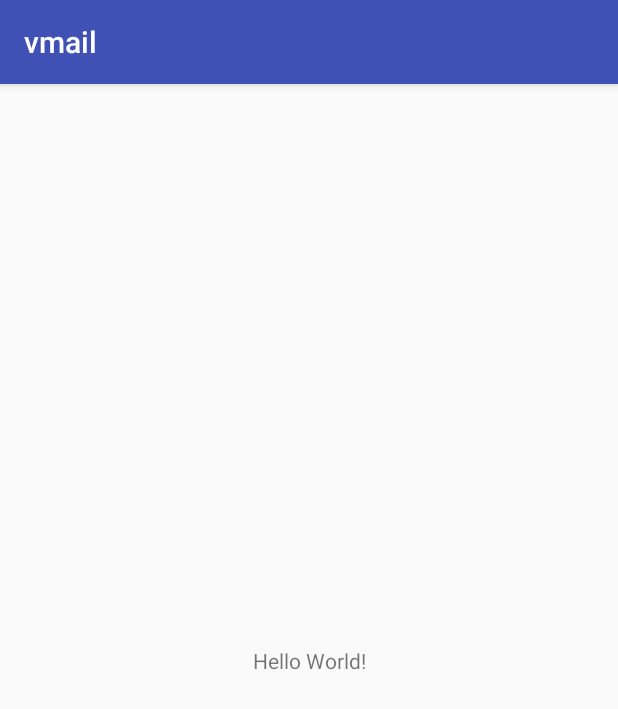
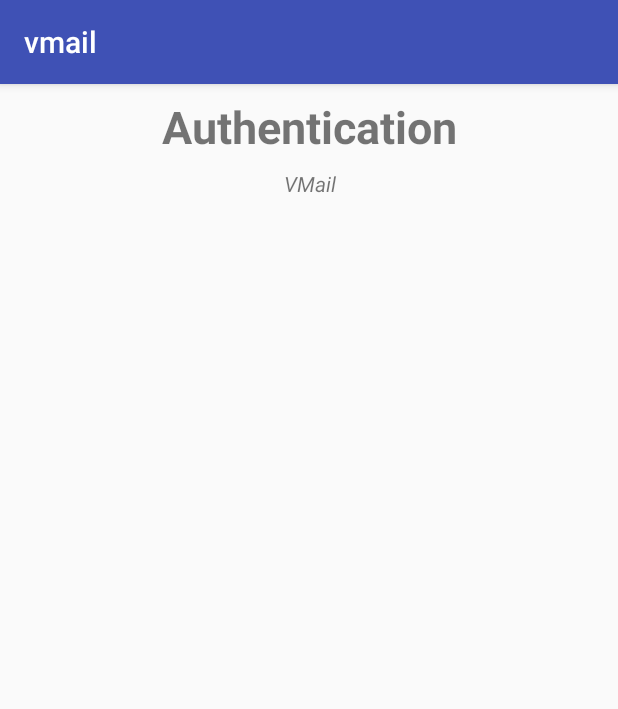
Before and after one commit to valkzer/vmail, an Android app: the screen it shows after launch (MainActivity), on a phone screen of 412 x 824 dp. Shown: the top 709 px of the screen. Run offline under Robolectric (Android 15) with nearby library versions, the phone set to English and light mode, and no system bars; libraries missing offline, so code that uses them is left out: com.microsoft.windowsazure; 2 statements that could not run were skipped.

Commit message:
Changes: Complete facebook auth First version of register email Mock screen for unread emails Small refactor for Azure integration

```diff
--- a/app/build.gradle
+++ b/app/build.gradle
@@ -24,6 +24,8 @@ dependencies {
     androidTestCompile('com.android.support.test.espresso:espresso-core:2.2.2', {
         exclude group: 'com.android.support', module: 'support-annotations'
     })
+
+
     compile 'com.android.support:appcompat-v7:26.+'
     compile 'com.android.support.constraint:constraint-layout:1.0.2'
     compile 'com.google.code.gson:gson:2.3'
@@ -31,7 +33,6 @@ dependencies {
     compile 'com.squareup.okhttp:okhttp:2.5.0'
     compile 'com.microsoft.azure:azure-mobile-android:3.2.0@aar'
     compile 'com.microsoft.azure:azure-notifications-handler:1.0.1@jar'
-
-
+    compile 'com.android.support:design:26.+'
     testCompile 'junit:junit:4.12'
 }
--- a/app/src/main/AndroidManifest.xml
+++ b/app/src/main/AndroidManifest.xml
@@ -18,6 +18,11 @@
                 <category android:name="android.intent.category.LAUNCHER" />
             </intent-filter>
         </activity>
+        <activity android:name=".CreateEmailAddressActivity" />
+        <activity
+            android:name=".UnreadEmailsActivity"
+            android:label="@string/title_activity_unread_emails"
+            android:theme="@style/AppTheme.NoActionBar"></activity>
     </application>
 
 </manifest>
--- a/app/src/main/java/com/example/valkzer/vmail/MainActivity.java
+++ b/app/src/main/java/com/example/valkzer/vmail/MainActivity.java
@@ -1,18 +1,30 @@
 package com.example.valkzer.vmail;
 
+import android.view.View;
+import android.os.Bundle;
+import android.content.Intent;
+import android.content.Context;
 import android.app.AlertDialog;
-import android.content.Context;
+import android.widget.ProgressBar;
 import android.content.SharedPreferences;
 import android.support.annotation.NonNull;
 import android.support.v7.app.AppCompatActivity;
-import android.os.Bundle;
+
+import java.net.MalformedURLException;
 
 import com.google.common.util.concurrent.Futures;
 import com.google.common.util.concurrent.FutureCallback;
+import com.google.common.util.concurrent.SettableFuture;
 import com.google.common.util.concurrent.ListenableFuture;
+import com.example.valkzer.vmail.Util.AzureWebServicesHelper;
+import com.microsoft.windowsazure.mobileservices.http.ServiceFilter;
 import com.microsoft.windowsazure.mobileservices.MobileServiceClient;
+import com.microsoft.windowsazure.mobileservices.http.ServiceFilterRequest;
+import com.microsoft.windowsazure.mobileservices.http.ServiceFilterResponse;
+import com.microsoft.windowsazure.mobileservices.http.NextServiceFilterCallback;
+import com.microsoft.windowsazure.mobileservices.authentication.MobileServiceUser;
 import com.microsoft.windowsazure.mobileservices.authentication.MobileServiceAuthenticationProvider;
-import com.microsoft.windowsazure.mobileservices.authentication.MobileServiceUser;
+
 
 public class MainActivity extends AppCompatActivity {
 
@@ -21,51 +33,89 @@ public class MainActivity extends AppCompatActivity {
      */
     private MobileServiceClient mClient;
 
+    /**
+     * Progress spinner to use for table operations
+     */
+    private ProgressBar mProgressBar;
+
     public static final String SHARED_PREFERENCE_FILE = "temp";
     public static final String USER_ID_PREFERENCE = "uid";
     public static final String TOKEN_PREFERENCE = "token";
+    public static final String EMAIL_ID = "email_id";
+    public static final String EMAIL_ADDRESS = "email_address";
+
 
     @Override
     protected void onCreate(Bundle savedInstanceState) {
         super.onCreate(savedInstanceState);
         setContentView(R.layout.activity_main);
-        this.authenticate();
+        try {
+            // Create the Mobile Service Client getMobileServiceClient, using the provided
+
+            // Mobile Service URL and key
+            mClient = AzureWebServicesHelper.getMobileServiceClient(this).withFilter(new ProgressFilter());
+
+            this.authenticate();
+
+        } catch (MalformedURLException e) {
+            createAndShowDialog(new Exception("There was an error creating the Mobile Service. Verify the URL"), "Error");
+        } catch (Exception e) {
+            createAndShowDialog(e, "Error");
+        }
     }
 
-    private void openHomeScreen() {
+    private void openHomeScreen(boolean showWelcomeBack) {
 
+        findViewById(R.id.btnAuthenticate).setVisibility(View.INVISIBLE);
+
+        if (showWelcomeBack) {
+            createAndShowDialog("Welcome back", "It's been a while!");
+        } else {
+            createAndShowDialog("Register your email address", "Please proceed to register your email address.");
+        }
+
+        if (checkHasRegisteredEmailAddress()) {
+            Intent myIntent = new Intent(MainActivity.this, UnreadEmailsActivity.class);
+            MainActivity.this.startActivity(myIntent);
+        } else {
+            Intent myIntent = new Intent(MainActivity.this, CreateEmailAddressActivity.class);
+            MainActivity.this.startActivity(myIntent);
+        }
+    }
+
+    private boolean checkHasRegisteredEmailAddress() {
+        SharedPreferences prefs = getSharedPreferences(SHARED_PREFERENCE_FILE, Context.MODE_PRIVATE);
+        String emailAddress = prefs.getString(EMAIL_ADDRESS, null);
+        String emailId = prefs.getString(EMAIL_ID, null);
+        return (emailAddress != null && emailId != null);
     }
 
     private void authenticate() {
         if (loadUserTokenCache(mClient)) {
-            createAndShowDialog("You are now logged in", "Success");
+            openHomeScreen(true);
         } else {
             ListenableFuture<MobileServiceUser> mLogin =
                     mClient.login(MobileServiceAuthenticationProvider.Facebook);
             Futures.addCallback(mLogin, new FutureCallback<MobileServiceUser>() {
                 @Override
                 public void onFailure(@NonNull Throwable exc) {
-                    createAndShowDialog("You must log in. Login Required", "Error");
+                    findViewById(R.id.btnAuthenticate).setVisibility(View.VISIBLE);
                 }
 
                 @Override
                 public void onSuccess(MobileServiceUser user) {
-                    createAndShowDialog(String.format(
-                            "You are now logged in - %1$2s",
-                            user.getUserId()), "Success");
                     cacheUserToken(mClient.getCurrentUser());
                     try {
-                        openHomeScreen();
+                        openHomeScreen(false);
                     } catch (Exception e) {
                         e.printStackTrace();
                     }
-
                 }
             });
         }
     }
 
-    private boolean loadUserTokenCache(MobileServiceClient client) {
+    public boolean loadUserTokenCache(MobileServiceClient client) {
         SharedPreferences prefs = getSharedPreferences(SHARED_PREFERENCE_FILE, Context.MODE_PRIVATE);
         String userId = prefs.getString(USER_ID_PREFERENCE, null);
         if (userId == null)
@@ -73,9 +123,7 @@ public class MainActivity extends AppCompatActivity {
         String token = prefs.getString(TOKEN_PREFERENCE, null);
         if (token == null)
             return false;
-        MobileServiceUser user = new MobileServiceUser(userId);
-        user.setAuthenticationToken(token);
-        client.setCurrentUser(user);
+        AzureWebServicesHelper.setAuth(client, userId, token);
         return true;
     }
 
@@ -129,4 +177,50 @@ public class MainActivity extends AppCompatActivity {
         builder.setTitle(title);
         builder.create().show();
     }
+
+    public void doAuth(View view) {
+        this.authenticate();
+    }
+
+    private class ProgressFilter implements ServiceFilter {
+
+        @Override
+        public ListenableFuture<ServiceFilterResponse> handleRequest(ServiceFilterRequest request, NextServiceFilterCallback nextServiceFilterCallback) {
+
+            final SettableFuture<ServiceFilterResponse> resultFuture = SettableFuture.create();
+
+
+            runOnUiThread(new Runnable() {
+
+                @Override
+                public void run() {
+                    if (mProgressBar != null) mProgressBar.setVisibility(ProgressBar.VISIBLE);
+                }
+            });
+
+            ListenableFuture<ServiceFilterResponse> future = nextServiceFilterCallback.onNext(request);
+
+            Futures.addCallback(future, new FutureCallback<ServiceFilterResponse>() {
+                @Override
+                public void onFailure(@NonNull Throwable e) {
+                    resultFuture.setException(e);
+                }
+
+                @Override
+                public void onSuccess(ServiceFilterResponse response) {
+                    runOnUiThread(new Runnable() {
+
+                        @Override
+                        public void run() {
+                            if (mProgressBar != null) mProgressBar.setVisibility(ProgressBar.GONE);
+                        }
+                    });
+
+                    resultFuture.set(response);
+                }
+            });
+
+            return resultFuture;
+        }
+    }
 }
--- a/app/src/main/res/layout/activity_main.xml
+++ b/app/src/main/res/layout/activity_main.xml
@@ -7,12 +7,46 @@
     tools:context="com.example.valkzer.vmail.MainActivity">
 
     <TextView
+        android:id="@+id/lvlAuth"
         android:layout_width="wrap_content"
         android:layout_height="wrap_content"
-        android:text="Hello World!"
-        app:layout_constraintBottom_toBottomOf="parent"
+        android:layout_marginTop="8dp"
+        android:ems="10"
+        android:text="@string/authentication"
+        android:textAlignment="center"
+        android:textSize="30sp"
+        android:textStyle="bold"
         app:layout_constraintLeft_toLeftOf="parent"
         app:layout_constraintRight_toRightOf="parent"
         app:layout_constraintTop_toTopOf="parent" />
 
+    <TextView
+        android:id="@+id/lblVMail"
+        android:layout_width="wrap_content"
+        android:layout_height="wrap_content"
+        android:layout_marginTop="8dp"
+        android:ems="10"
+        android:text="@string/vmail"
+        android:textAlignment="center"
+        android:textStyle="italic"
+        app:layout_constraintHorizontal_bias="0.502"
+        app:layout_constraintLeft_toLeftOf="parent"
+        app:layout_constraintRight_toRightOf="parent"
+        app:layout_constraintTop_toBottomOf="@+id/lvlAuth" />
+
+
+    <Button
+        android:id="@+id/btnAuthenticate"
+        android:layout_width="wrap_content"
+        android:layout_height="wrap_content"
+        android:layout_marginLeft="8dp"
+        android:layout_marginRight="8dp"
+        android:layout_marginTop="64dp"
+        android:text="@string/authenticate"
+        android:visibility="invisible"
+        app:layout_constraintLeft_toLeftOf="parent"
+        app:layout_constraintRight_toRightOf="parent"
+        app:layout_constraintTop_toBottomOf="@+id/lblVMail"
+        android:onClick="doAuth"/>
+
 </android.support.constraint.ConstraintLayout>
--- /dev/null
+++ b/app/src/main/res/values/dimens.xml
@@ -0,0 +1,3 @@
+<resources>
+    <dimen name="fab_margin">16dp</dimen>
+</resources>
--- a/app/src/main/res/values/strings.xml
+++ b/app/src/main/res/values/strings.xml
@@ -1,3 +1,12 @@
 <resources>
     <string name="app_name">vmail</string>
+    <string name="vmail">VMail</string>
+    <string name="authentication">Authentication</string>
+    <string name="authenticate">Authenticate</string>
+    <string name="register_new_email">Register new emailAddress</string>
+    <string name="register_email_address">Register Email Address</string>
+    <string name="title_activity_unread_emails">UnreadEmailsActivity</string>
+    <string name="email_address">emailAddress address</string>
+    <string name="someone_vmail_com">someone@vmail.com</string>
+    <string name="register">Register</string>
 </resources>
--- a/app/src/main/res/values/styles.xml
+++ b/app/src/main/res/values/styles.xml
@@ -8,4 +8,13 @@
         <item name="colorAccent">@color/colorAccent</item>
     </style>
 
+    <style name="AppTheme.NoActionBar">
+        <item name="windowActionBar">false</item>
+        <item name="windowNoTitle">true</item>
+    </style>
+
+    <style name="AppTheme.AppBarOverlay" parent="ThemeOverlay.AppCompat.Dark.ActionBar" />
+
+    <style name="AppTheme.PopupOverlay" parent="ThemeOverlay.AppCompat.Light" />
+
 </resources>
```
Also changed, not shown: app/src/main/java/com/example/valkzer/vmail/CreateEmailAddressActivity.java (added, +55 -0 lines), app/src/main/java/com/example/valkzer/vmail/Models/EmailAddress.java (+55 -10 lines), app/src/main/java/com/example/valkzer/vmail/UnreadEmailsActivity.java (added, +40 -0 lines), app/src/main/java/com/example/valkzer/vmail/Util/AzureWebServicesHelper.java (added, +43 -0 lines), app/src/main/res/layout/activity_create_email_address.xml (added, +77 -0 lines), app/src/main/res/layout/activity_unread_emails.xml (added, +33 -0 lines), app/src/main/res/layout/content_unread_emails.xml (added, +11 -0 lines).
